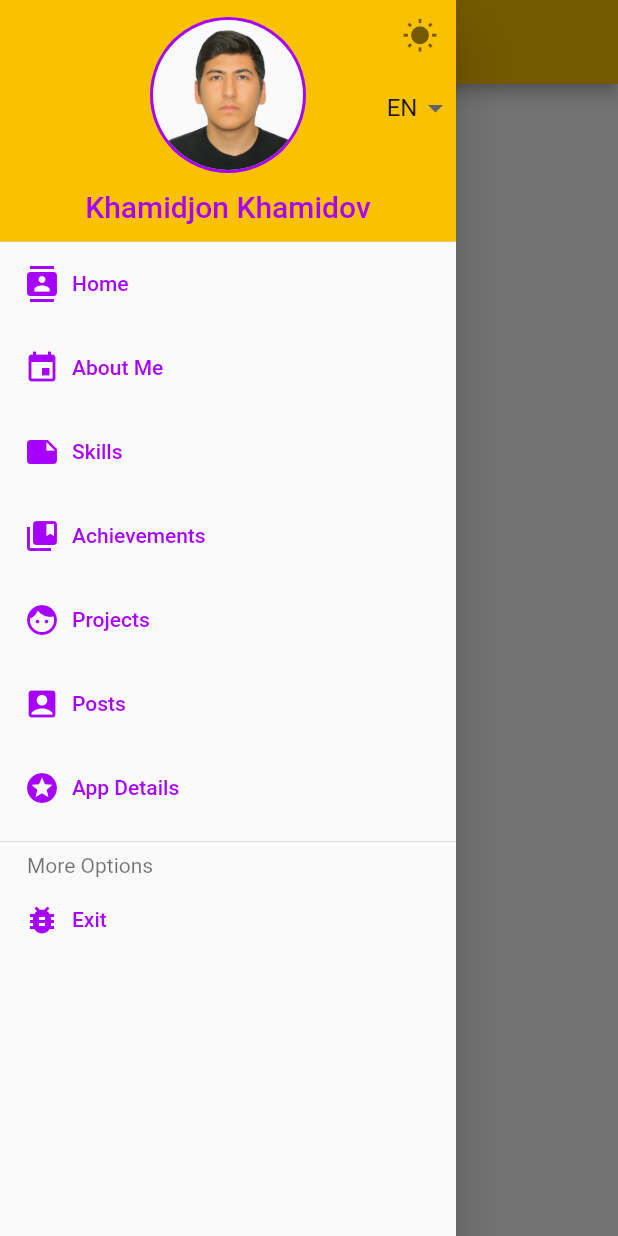
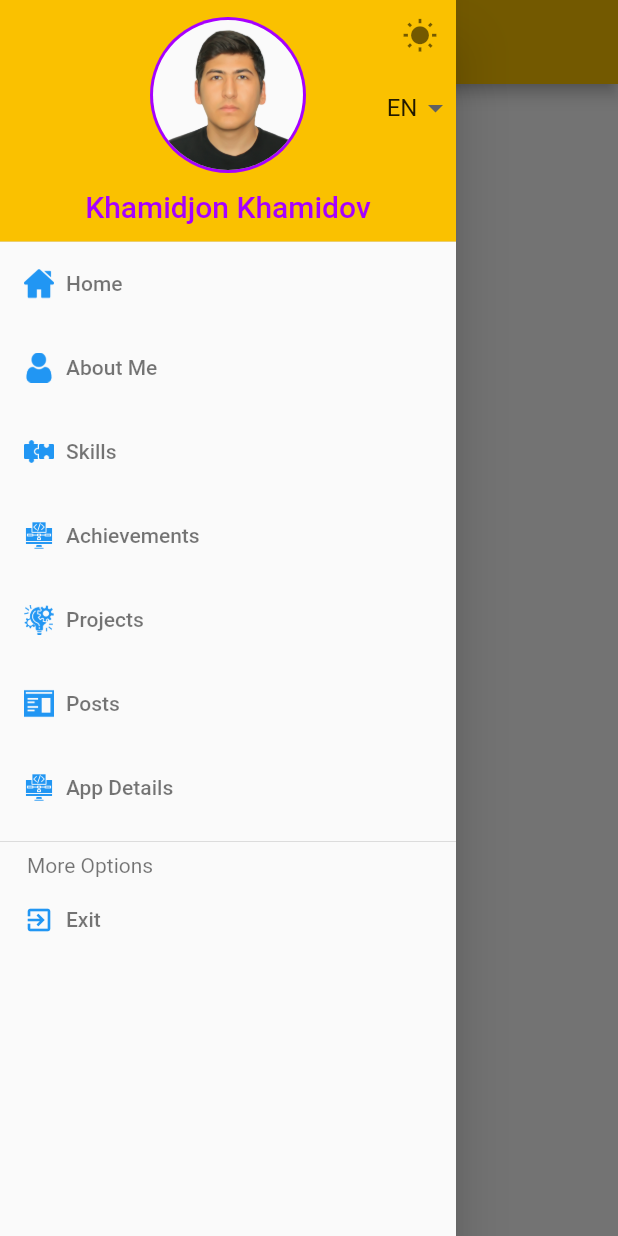
Before and after one commit to khamidjon-khamidov/CV-for-Khamidjon-Flutter-, a Flutter app: the screen it shows after launch, with the side drawer open, on a phone screen of 412 x 824 dp. Run offline on Flutter 3.47's test engine with Material 2 defaults, Android fonts, the phone set to English and light mode, and no system bars; our stand-ins replace bloc, bloc_concurrency, connectivity_plus, dio, equatable, flutter_bloc and 5 more; missing offline and left inert: encrypt.

Commit message:
add menu icons to drawer

```diff
--- a/lib/ui/components/app_drawer.dart
+++ b/lib/ui/components/app_drawer.dart
@@ -1,3 +1,5 @@
+import 'dart:ui';
+
 import 'package:cv_for_khamidjon/domain/providers/storage/preferences_provider.dart';
 import 'package:cv_for_khamidjon/generated/l10n.dart';
 import 'package:cv_for_khamidjon/routes.dart';
@@ -8,10 +10,14 @@ import 'package:flutter/material.dart';
 import 'package:provider/src/provider.dart';
 
 class AppDrawer extends StatelessWidget {
-  const AppDrawer({Key? key}) : super(key: key);
-
+  AppDrawer({Key? key}) : super(key: key);
+  late final Color menuIconColor;
+  late final Color menuNameColor;
   @override
   Widget build(BuildContext context) {
+    menuIconColor = Theme.of(context).primaryColor;
+    menuNameColor = Theme.of(context).textTheme.headline1!.color!;
+
     return Drawer(
       child: ListView(
         padding: EdgeInsets.zero,
@@ -19,43 +25,43 @@ class AppDrawer extends StatelessWidget {
           _createHeader(context),
           _createDrawerItem(
             context: context,
-            icon: Icons.contacts,
+            menuIconImage: _createMenuImage(context, AppImages.home),
             text: S.current.page_home,
             onTap: () => AppRouteSettings.goToHomePage(context),
           ),
           _createDrawerItem(
             context: context,
-            icon: Icons.event,
+            menuIconImage: _createMenuImage(context, AppImages.aboutMe),
             text: S.current.page_about_me,
             onTap: () => AppRouteSettings.goToAboutMePage(context),
           ),
           _createDrawerItem(
             context: context,
-            icon: Icons.note,
+            menuIconImage: _createMenuImage(context, AppImages.skills),
             text: S.current.page_skills,
             onTap: () => AppRouteSettings.goToSkillsPage(context),
           ),
           _createDrawerItem(
             context: context,
-            icon: Icons.collections_bookmark,
+            menuIconImage: _createMenuImage(context, AppImages.achievements),
             text: S.current.page_achievements,
             onTap: () => AppRouteSettings.goToAchievementsPage(context),
           ),
           _createDrawerItem(
             context: context,
-            icon: Icons.face,
+            menuIconImage: _createMenuImage(context, AppImages.projects),
             text: S.current.page_projects,
             onTap: () => AppRouteSettings.goToProjectsPage(context),
           ),
           _createDrawerItem(
             context: context,
-            icon: Icons.account_box,
+            menuIconImage: _createMenuImage(context, AppImages.posts),
             text: S.current.page_posts,
             onTap: () => AppRouteSettings.goToPostsPage(context),
           ),
           _createDrawerItem(
               context: context,
-              icon: Icons.stars,
+              menuIconImage: _createMenuImage(context, AppImages.appDetails),
               text: S.current.page_app_details,
               onTap: () => AppRouteSettings.goToAppDetailsPage(context)),
           Divider(),
@@ -70,11 +76,29 @@ class AppDrawer extends StatelessWidget {
           ),
           _createDrawerItem(
             context: context,
-            icon: Icons.bug_report,
+            menuIconImage: _createMenuIcon(context, Icons.exit_to_app),
             text: S.current.exit,
           ),
         ],
       ),
+    );
+  }
+
+  Widget _createMenuImage(BuildContext context, String source) {
+    return ColorFiltered(
+      colorFilter: ColorFilter.mode(menuIconColor, BlendMode.srcATop),
+      child: Image.asset(
+        source,
+        height: 20,
+      ),
+    );
+  }
+
+  Widget _createMenuIcon(BuildContext context, IconData icon) {
+    return Icon(
+      icon,
+      size: 20,
+      color: menuIconColor,
     );
   }
 
@@ -149,22 +173,19 @@ class AppDrawer extends StatelessWidget {
 
   Widget _createDrawerItem({
     required BuildContext context,
-    required IconData icon,
+    required Widget menuIconImage,
     required String text,
     GestureTapCallback? onTap,
   }) {
     return ListTile(
       title: Row(
         children: <Widget>[
-          Icon(
-            icon,
-            color: Theme.of(context).colorScheme.secondary,
-          ),
+          menuIconImage,
           Padding(
             padding: EdgeInsets.only(left: 8.0),
             child: Text(
               text,
-              style: TextStyle(color: Theme.of(context).colorScheme.secondary),
+              style: TextStyle(color: menuNameColor),
             ),
           )
         ],
--- a/lib/ui/theme/images.dart
+++ b/lib/ui/theme/images.dart
@@ -1,3 +1,10 @@
 abstract class AppImages {
   static String myPicture3x4 = 'assets/images/my_picture.png';
+  static String aboutMe = 'assets/menu_images/about_me.png';
+  static String achievements = 'assets/menu_images/app_details.png';
+  static String home = 'assets/menu_images/home.png';
+  static String posts = 'assets/menu_images/posts.png';
+  static String appDetails = 'assets/menu_images/app_details.png';
+  static String projects = 'assets/menu_images/projects.png';
+  static String skills = 'assets/menu_images/skills.png';
 }
--- a/pubspec.yaml
+++ b/pubspec.yaml
@@ -52,6 +52,7 @@ flutter:
   generate: true
   assets:
     - assets/images/
+    - assets/menu_images/
 
 flutter_intl:
   enabled: true
```
Also changed, not shown: assets/menu_images/about_me.png (added), assets/menu_images/achievements.png (added), assets/menu_images/app_details.png (added), assets/menu_images/home.png (added), assets/menu_images/posts.png (added), assets/menu_images/projects.png (added), assets/menu_images/skills.png (added).
